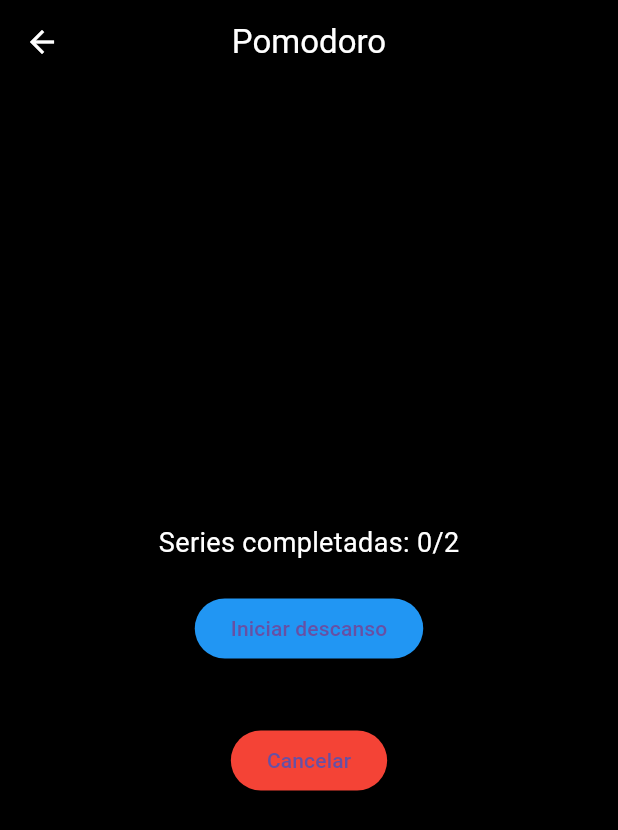
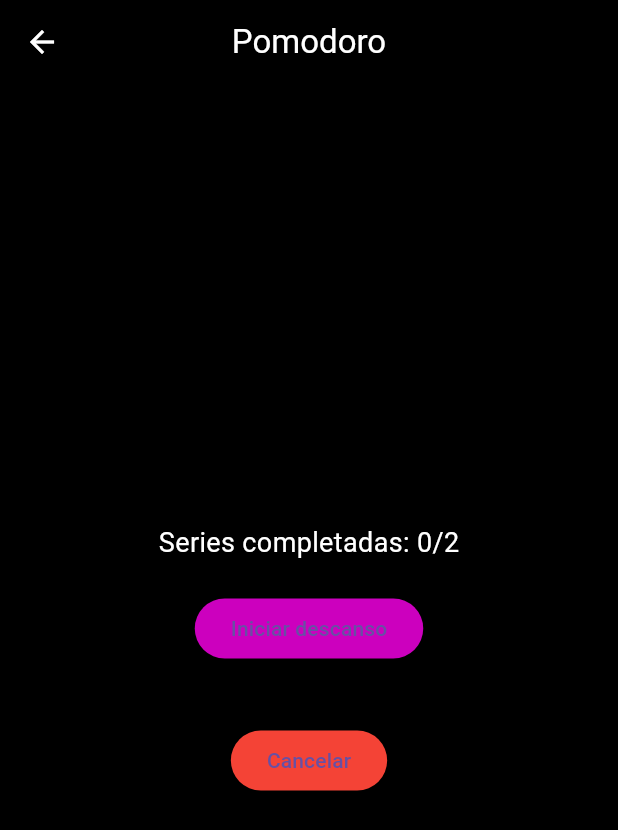
Before and after one commit to OriolAbad/euexia, a Flutter app: the PomodoroView screen opened directly with sample values from the repository, on a phone screen of 412 x 824 dp. Shown: the top 830 px of the screen. Run offline on Flutter 3.47's test engine with Material 3 defaults, Android fonts, the light colour scheme and no system bars; our stand-ins replace carousel_slider, fl_chart, flutter_dotenv, flutter_map, flutter_spinkit, geocoding and 5 more; missing offline and left inert: gradient_coloured_buttons; accounts and stored records are empty.

Commit message:
challenge

```diff
--- a/lib/app/modules/challenges/controllers/challenges_controller.dart
+++ b/lib/app/modules/challenges/controllers/challenges_controller.dart
@@ -6,11 +6,13 @@
   String description;
   String image;
   bool isCompleted;
+  String tipo;
 
   Challenge({
     required this.name,
     required this.description,
     required this.image,
+    required this.tipo,
     this.isCompleted = false, // Valor manual por ahora
   });
 }
@@ -18,12 +20,12 @@
 class ChallengesController extends GetxController {
   var points = 100.obs;
   var challenges = <Challenge>[
-    Challenge(name: "Curl martillo", description: "3 sets, 8-12 reps", image: "assets/curl_martillo.png", isCompleted: false),
-    Challenge(name: "Curl inclinado", description: "3 sets, 8-12 reps", image: "assets/curl_inclinado.png", isCompleted: false),
-    Challenge(name: "Curl predicador", description: "3 sets, 8-12 reps", image: "assets/curl_predicador.png", isCompleted: false),
-    Challenge(name: "Extensión de tríceps", description: "3 sets, 8-12 reps", image: "assets/extension_triceps.png", isCompleted: false),
-    Challenge(name: "Extensión de tríceps tras nuca", description: "3 sets, 8-12 reps", image: "assets/extension_nuca.png", isCompleted: false),
-    Challenge(name: "Fondos en máquina", description: "3 sets, 8-12 reps", image: "assets/fondos_maquina.png", isCompleted: false),
+    Challenge(name: "Curl martillo", description: "3 sets, 8-12 reps", image: "assets/curl_martillo.png", isCompleted: false, tipo: "Semanal"),
+    Challenge(name: "Curl inclinado", description: "3 sets, 8-12 reps", image: "assets/curl_inclinado.png", isCompleted: false, tipo: "Semanal"),
+    Challenge(name: "Curl predicador", description: "3 sets, 8-12 reps", image: "assets/curl_predicador.png", isCompleted: false, tipo: "Semanal"),
+    Challenge(name: "Extensión de tríceps", description: "3 sets, 8-12 reps", image: "assets/extension_triceps.png", isCompleted: false, tipo: "Semanal"),
+    Challenge(name: "Extensión de tríceps tras nuca", description: "3 sets, 8-12 reps", image: "assets/extension_nuca.png", isCompleted: false, tipo: "Semanal"),
+    Challenge(name: "Fondos en máquina", description: "3 sets, 8-12 reps", image: "assets/fondos_maquina.png", isCompleted: false, tipo: "Semanal"),
   ].obs;
 
   int get completedCount => challenges.where((c) => c.isCompleted).length;
--- a/lib/app/modules/challenges/views/pomodoro_view.dart
+++ b/lib/app/modules/challenges/views/pomodoro_view.dart
@@ -30,7 +30,7 @@
 
   void cancelTraining() {
     timer?.cancel();
-    Get.offAllNamed('/home'); // Si cancela, regresa a la pantalla principal
+    Get.offAllNamed('/challenges'); // Si cancela, regresa a la pantalla principal
   }
 }
 
@@ -70,18 +70,17 @@
             Obx(() => controller.isResting.value
                 ? Text(
                     "Descanso: ${controller.descanso.value}s",
-                    style: TextStyle(color: Colors.red, fontSize: 24, fontWeight: FontWeight.bold),
+                    style: TextStyle(color: const Color.fromARGB(255, 204, 0, 190), fontSize: 24, fontWeight: FontWeight.bold),
                   )
                 : ElevatedButton(
                     onPressed: controller.startRest,
                     child: Text("Iniciar descanso"),
-                    style: ElevatedButton.styleFrom(backgroundColor: Colors.blue),
+                    style: ElevatedButton.styleFrom(backgroundColor: const Color.fromARGB(255, 204, 0, 190)),
                   )),
             SizedBox(height: 20),
             Obx(() => controller.seriesCompletadas.value >= controller.series.value
                 ? ElevatedButton(
                     onPressed: () {
-                      // Cuando se complete todas las series
                       challenge.isCompleted = true;  // Marca el desafío como completado
                       challengesController.challenges.refresh();  // Refresca la lista de desafíos
                       Get.back(result: true);  // Devuelves 'true' a la vista anterior para marcar el desafío como completado
```
Also changed, not shown: lib/app/modules/stats/controllers/stats_controller.dart (+18 -0 lines).
